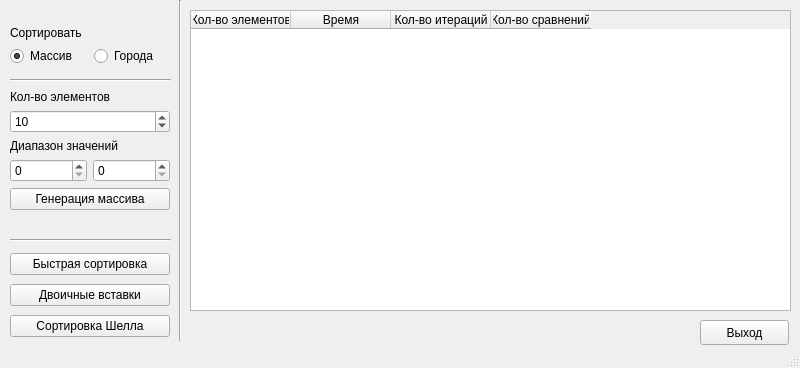
Before: the Qt Designer form mainwindow.ui in Desomafo/lab1GUI, drawn with Qt 5.
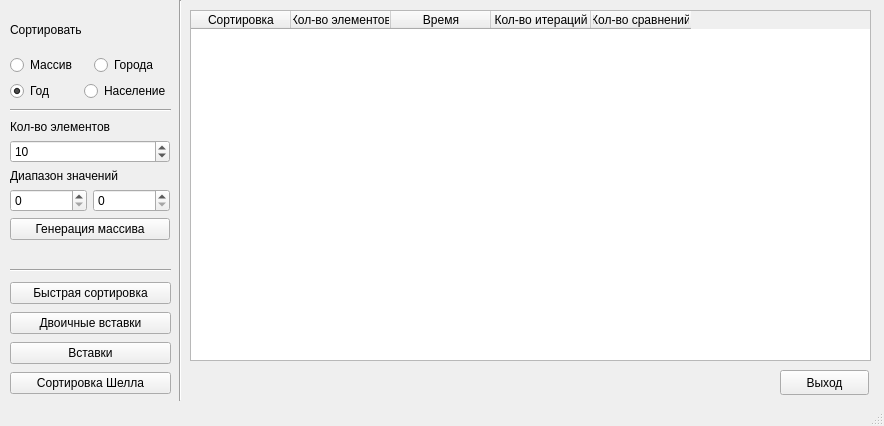
After: the same form once the commit is applied.

What changed in the file:
```diff
--- a/mainwindow.ui
+++ b/mainwindow.ui
@@ -6,8 +6,8 @@
    <rect>
     <x>0</x>
     <y>0</y>
-    <width>800</width>
-    <height>368</height>
+    <width>884</width>
+    <height>426</height>
    </rect>
   </property>
   <property name="windowTitle">
@@ -20,7 +20,7 @@
       <x>170</x>
       <y>0</y>
       <width>20</width>
-      <height>341</height>
+      <height>401</height>
      </rect>
     </property>
     <property name="orientation">
@@ -31,7 +31,7 @@
     <property name="geometry">
      <rect>
       <x>10</x>
-      <y>90</y>
+      <y>120</y>
       <width>160</width>
       <height>145</height>
      </rect>
@@ -100,7 +100,7 @@
     <property name="geometry">
      <rect>
       <x>10</x>
-      <y>70</y>
+      <y>100</y>
       <width>161</width>
       <height>20</height>
      </rect>
@@ -114,24 +114,11 @@
      <rect>
       <x>10</x>
       <y>10</y>
-      <width>162</width>
-      <height>56</height>
+      <width>161</width>
+      <height>91</height>
      </rect>
     </property>
     <layout class="QVBoxLayout" name="verticalLayout_2">
-     <item>
-      <spacer name="verticalSpacer">
-       <property name="orientation">
-        <enum>Qt::Vertical</enum>
-       </property>
-       <property name="sizeHint" stdset="0">
-        <size>
-         <width>20</width>
-         <height>40</height>
-        </size>
-       </property>
-      </spacer>
-     </item>
      <item>
       <widget class="QLabel" name="label_4">
        <property name="text">
@@ -160,13 +147,34 @@
        </item>
       </layout>
      </item>
+     <item>
+      <layout class="QHBoxLayout" name="horizontalLayout_3">
+       <item>
+        <widget class="QRadioButton" name="radioButton_4">
+         <property name="text">
+          <string>Год</string>
+         </property>
+         <property name="checked">
+          <bool>true</bool>
+         </property>
+        </widget>
+       </item>
+       <item>
+        <widget class="QRadioButton" name="radioButton_3">
+         <property name="text">
+          <string>Население</string>
+         </property>
+        </widget>
+       </item>
+      </layout>
+     </item>
     </layout>
    </widget>
    <widget class="Line" name="line_3">
     <property name="geometry">
      <rect>
       <x>10</x>
-      <y>230</y>
+      <y>260</y>
       <width>161</width>
       <height>20</height>
      </rect>
@@ -179,9 +187,9 @@
     <property name="geometry">
      <rect>
       <x>10</x>
-      <y>250</y>
-      <width>160</width>
-      <height>91</height>
+      <y>280</y>
+      <width>161</width>
+      <height>120</height>
      </rect>
     </property>
     <layout class="QVBoxLayout" name="verticalLayout_3">
@@ -199,6 +207,13 @@
        </property>
       </widget>
      </item>
+     <item>
+      <widget class="QPushButton" name="pushButton_3">
+       <property name="text">
+        <string>Вставки</string>
+       </property>
+      </widget>
+     </item>
      <item>
       <widget class="QPushButton" name="pushButton_6">
        <property name="text">
@@ -213,10 +228,18 @@
      <rect>
       <x>190</x>
       <y>10</y>
-      <width>601</width>
-      <height>301</height>
+      <width>681</width>
+      <height>351</height>
      </rect>
     </property>
+    <column>
+     <property name="text">
+      <string>Сортировка</string>
+     </property>
+     <property name="textAlignment">
+      <set>AlignCenter</set>
+     </property>
+    </column>
     <column>
      <property name="text">
       <string>Кол-во элементов</string>
@@ -261,8 +284,8 @@
    <widget class="QPushButton" name="pushButton_2">
     <property name="geometry">
      <rect>
-      <x>700</x>
-      <y>320</y>
+      <x>780</x>
+      <y>370</y>
       <width>89</width>
       <height>25</height>
      </rect>
```
